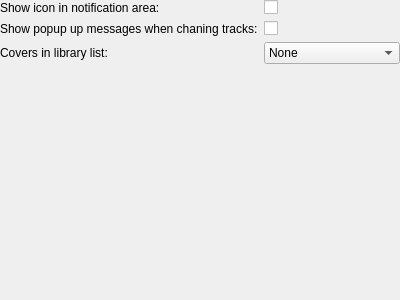
polpo/cantata-mac, file gui/interfacesettings.ui: the form before one commit.
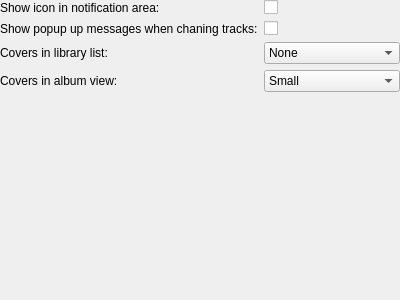
The form after the commit.

Commit message: Add config option to set album cover size

```diff
--- a/gui/interfacesettings.ui
+++ b/gui/interfacesettings.ui
@@ -88,6 +88,35 @@
      </item>
     </widget>
    </item>
+   <item row="3" column="0">
+    <widget class="QLabel" name="label_5c">
+     <property name="text">
+      <string>Covers in album view:</string>
+     </property>
+     <property name="buddy">
+      <cstring>albumCoverSize</cstring>
+     </property>
+    </widget>
+   </item>
+   <item row="3" column="1">
+    <widget class="QComboBox" name="albumCoverSize">
+     <item>
+      <property name="text">
+       <string>Small</string>
+      </property>
+     </item>
+     <item>
+      <property name="text">
+       <string>Medium</string>
+      </property>
+     </item>
+     <item>
+      <property name="text">
+       <string>Large</string>
+      </property>
+     </item>
+    </widget>
+   </item>
   </layout>
  </widget>
  <resources/>
```
Left out of the diff: 4 changed lines with no effect on the pictures. The commit also changes 9 other files.
